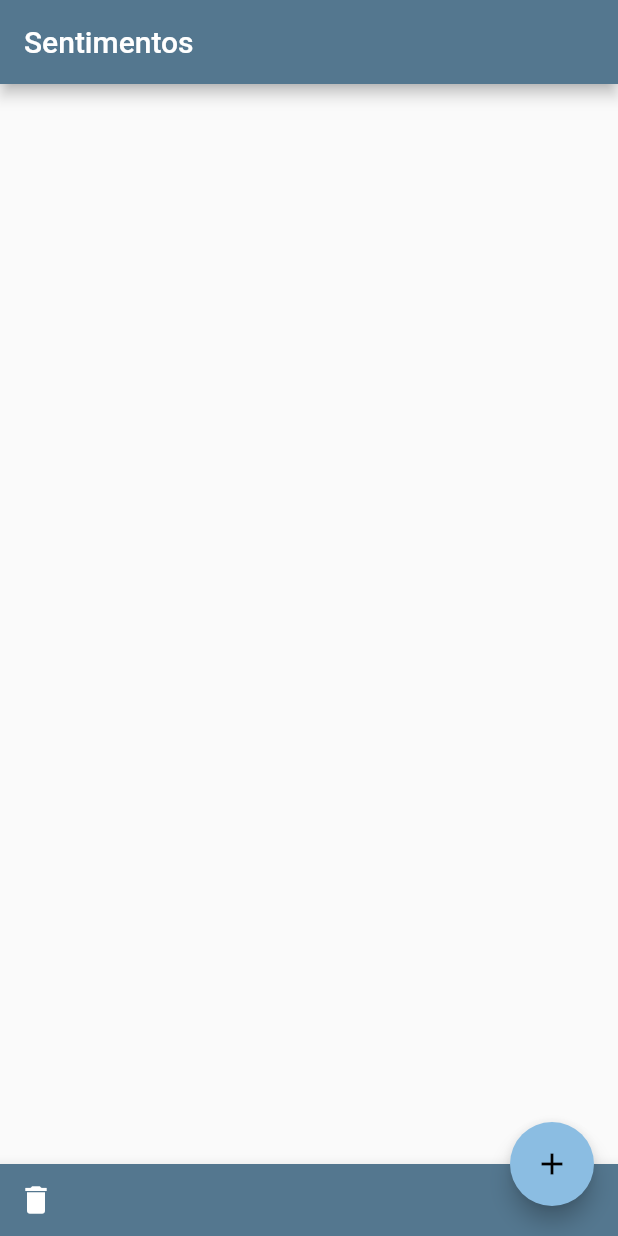
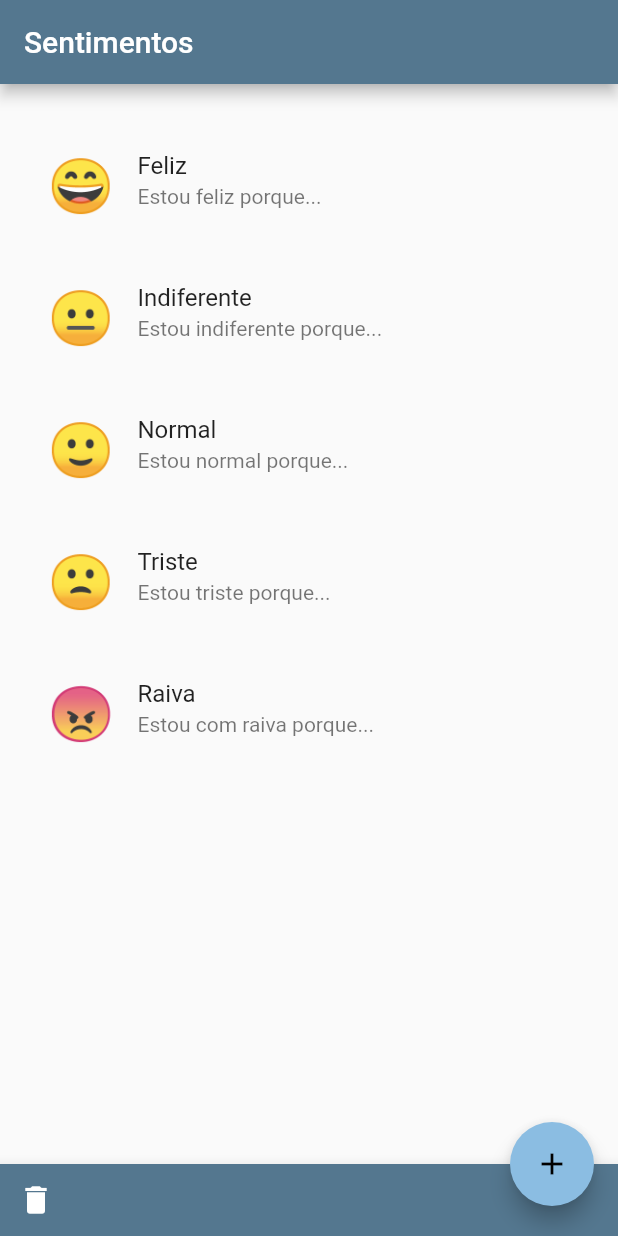
Before and after one commit to emersonsiega/flutter_course_feelings, a Flutter app: the screen it shows after launch, on a phone screen of 412 x 824 dp. Run offline on Flutter 3.47's test engine with Material 2 defaults, Android fonts, the phone set to English and light mode, and no system bars.

Commit message:
Lista fixa de sentimentos

```diff
--- a/lib/model/sentimento.dart
+++ b/lib/model/sentimento.dart
@@ -5,4 +5,38 @@ class Sentimento {
   String pensamentos;
 
   Sentimento({this.tipoSentimento, this.pensamentos});
+
+  String get sentimento {
+    switch (tipoSentimento) {
+      case TipoSentimento.FELIZ:
+        return "Feliz";
+      case TipoSentimento.NORMAL:
+        return "Normal";
+      case TipoSentimento.INDIFERENTE:
+        return "Indiferente";
+      case TipoSentimento.TRISTE:
+        return "Triste";
+      case TipoSentimento.RAIVA:
+        return "Raiva";
+      default:
+        return "";
+    }
+  }
+
+  String get emoji {
+    switch (tipoSentimento) {
+      case TipoSentimento.FELIZ:
+        return "😄";
+      case TipoSentimento.NORMAL:
+        return "🙂";
+      case TipoSentimento.INDIFERENTE:
+        return "😐";
+      case TipoSentimento.TRISTE:
+        return "🙁";
+      case TipoSentimento.RAIVA:
+        return "😠";
+      default:
+        return "😶";
+    }
+  }
 }
--- a/lib/views/sentimentos_view.dart
+++ b/lib/views/sentimentos_view.dart
@@ -1,6 +1,32 @@
 import 'package:flutter/material.dart';
+import 'package:flutter_course_feelings/model/sentimento.dart';
+import 'package:flutter_course_feelings/model/tipo_sentimento.dart';
+import 'package:flutter_course_feelings/widgets/sentimento_tile.dart';
 
 class SentimentosView extends StatelessWidget {
+  final List<Sentimento> _sentimentos = [
+    Sentimento(
+      tipoSentimento: TipoSentimento.FELIZ,
+      pensamentos: "Estou feliz porque...",
+    ),
+    Sentimento(
+      tipoSentimento: TipoSentimento.INDIFERENTE,
+      pensamentos: "Estou indiferente porque...",
+    ),
+    Sentimento(
+      tipoSentimento: TipoSentimento.NORMAL,
+      pensamentos: "Estou normal porque...",
+    ),
+    Sentimento(
+      tipoSentimento: TipoSentimento.TRISTE,
+      pensamentos: "Estou triste porque...",
+    ),
+    Sentimento(
+      tipoSentimento: TipoSentimento.RAIVA,
+      pensamentos: "Estou com raiva porque...",
+    ),
+  ];
+
   @override
   Widget build(BuildContext context) {
     return Scaffold(
@@ -10,7 +36,11 @@ class SentimentosView extends StatelessWidget {
       body: Container(
         child: ListView(
           padding: EdgeInsets.symmetric(vertical: 32, horizontal: 16),
-          children: <Widget>[],
+          children: _sentimentos
+              .map((sentimento) => SentimentoTile(
+                    sentimento: sentimento,
+                  ))
+              .toList(),
         ),
       ),
       floatingActionButton: FloatingActionButton(
--- /dev/null
+++ b/lib/widgets/sentimento_tile.dart
@@ -0,0 +1,21 @@
+import 'package:flutter/material.dart';
+import 'package:flutter_course_feelings/model/sentimento.dart';
+
+class SentimentoTile extends StatelessWidget {
+  final Sentimento sentimento;
+
+  const SentimentoTile({this.sentimento});
+
+  @override
+  Widget build(BuildContext context) {
+    return ListTile(
+      title: Text(sentimento.sentimento),
+      subtitle: Text(sentimento.pensamentos),
+      isThreeLine: true,
+      leading: Text(
+        sentimento.emoji,
+        style: TextStyle(fontSize: 35),
+      ),
+    );
+  }
+}
```
